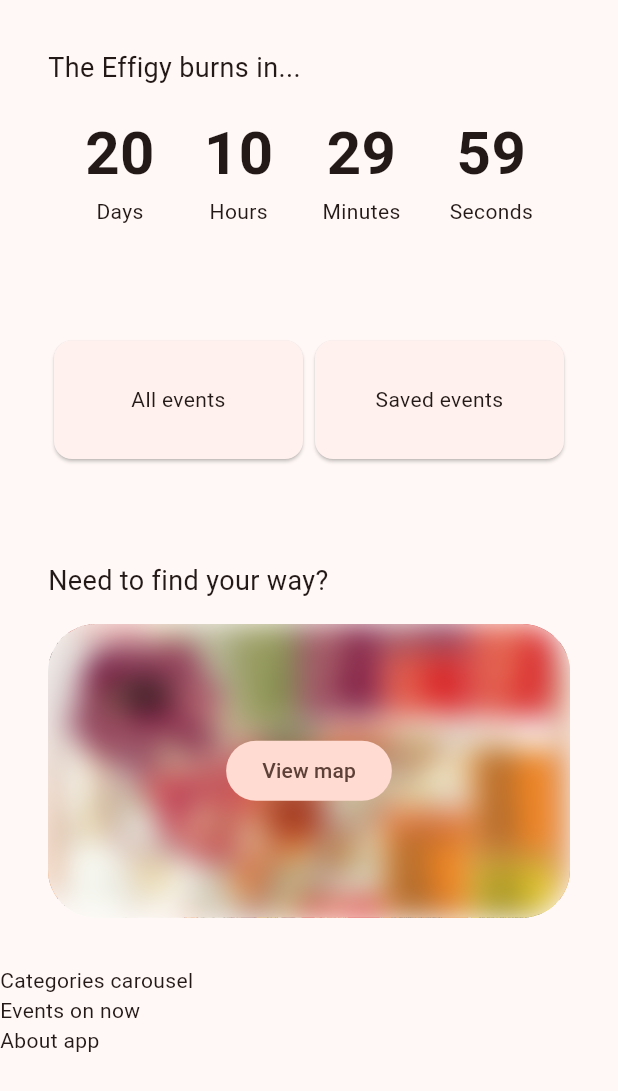
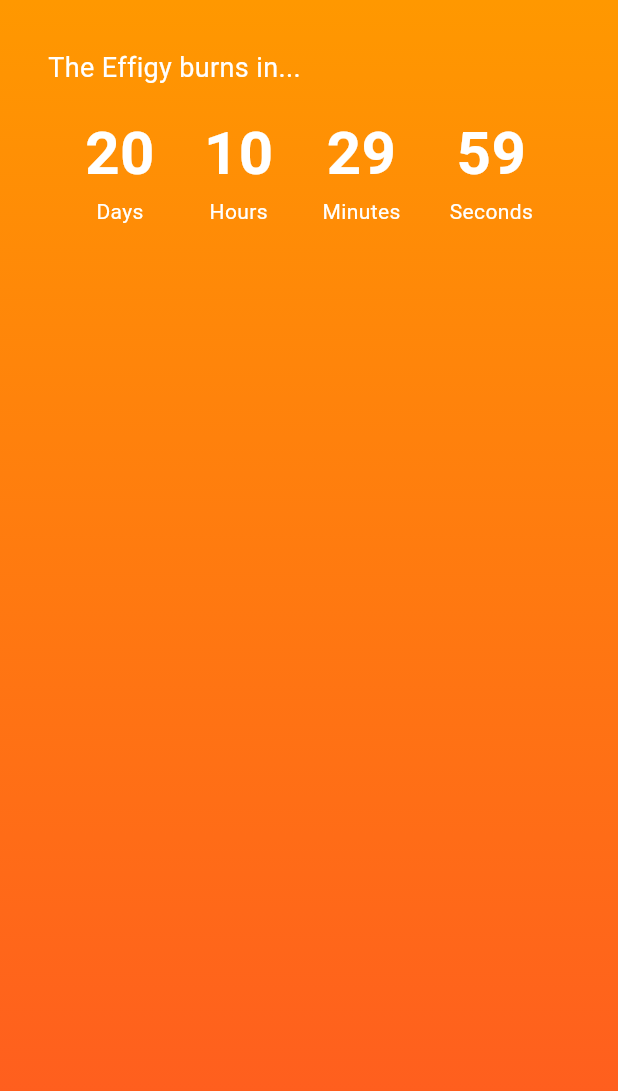
Before and after one commit to MikeyStewart/catalyst-flutter, a Flutter app: the first screen one second after launch, on a phone screen of 412 x 824 dp. Shown: the top 1091 px of the screen. Run offline on Flutter 3.47's test engine with Material 3 defaults, Android fonts, the phone set to English and light mode, and no system bars; our stand-ins replace carousel_slider, share_plus, sqflite; missing offline and left inert: add_2_calendar; accounts and stored records are empty.

```diff
--- a/lib/components/countdown.dart
+++ b/lib/components/countdown.dart
@@ -41,7 +41,7 @@ class _CountDownState extends State<CountDown> {
             padding: const EdgeInsets.only(bottom: 8.0),
             child: Text(
               'The Effigy burns in...',
-              style: TextStyle(fontSize: 18.0),
+              style: TextStyle(fontSize: 18.0, color: Colors.white),
             ),
           ),
           Row(
@@ -91,9 +91,9 @@ class CountDownItem extends StatelessWidget {
         mainAxisAlignment: MainAxisAlignment.center,
         children: [
           Text(value,
-              style: TextStyle(fontWeight: FontWeight.bold, fontSize: 40)),
+              style: TextStyle(fontWeight: FontWeight.bold, fontSize: 40, color: Colors.white)),
           Text(label,
-              style: TextStyle(fontWeight: FontWeight.normal, fontSize: 14)),
+              style: TextStyle(fontWeight: FontWeight.normal, fontSize: 14, color: Colors.white)),
         ],
       ),
     );
--- a/lib/main.dart
+++ b/lib/main.dart
@@ -1,15 +1,7 @@
-import 'dart:io';
-
-import 'package:catalyst_flutter/components/map.dart';
 import 'package:catalyst_flutter/data/EventProvider.dart';
-import 'package:catalyst_flutter/screens/SplashPage.dart';
+import 'package:catalyst_flutter/screens/MainPage.dart';
 import 'package:flutter/material.dart';
-import 'package:path_provider/path_provider.dart';
 import 'package:provider/provider.dart';
-
-import 'components/countdown.dart';
-import 'components/eventsection.dart';
-import 'data/event.dart';
 
 void main() {
   runApp(MyApp());
@@ -28,30 +20,8 @@ class MyApp extends StatelessWidget {
           useMaterial3: true,
           colorScheme: ColorScheme.fromSeed(seedColor: Colors.deepOrange),
         ),
-        home: SplashPage(),
+        home: MainPage(),
       ),
     );
   }
 }
-
-class MyHomePage extends StatelessWidget {
-  @override
-  Widget build(BuildContext context) {
-    return LayoutBuilder(builder: (context, constraints) {
-      return Scaffold(
-        body: ListView(
-          scrollDirection: Axis.vertical,
-          shrinkWrap: true,
-          children: [
-            CountDown(),
-            EventSection(),
-            Map(),
-            Text('Categories carousel'),
-            Text('Events on now'),
-            Text('About app'),
-          ],
-        ),
-      );
-    });
-  }
-}
--- /dev/null
+++ b/lib/screens/MainPage.dart
@@ -0,0 +1,183 @@
+import 'dart:convert';
+
+import 'package:catalyst_flutter/components/carousel.dart';
+import 'package:catalyst_flutter/components/countdown.dart';
+import 'package:flutter/material.dart';
+import 'package:flutter/services.dart';
+import 'package:intl/intl.dart';
+import 'package:provider/provider.dart';
+import 'package:uuid/uuid.dart';
+
+import '../components/eventsection.dart';
+import '../components/map.dart';
+import '../data/EventProvider.dart';
+import '../data/EventService.dart';
+import '../data/category.dart';
+import '../data/event.dart';
+import '../main.dart';
+
+class MainPage extends StatefulWidget {
+  @override
+  _MainPageState createState() => _MainPageState();
+}
+
+class _MainPageState extends State<MainPage>
+    with SingleTickerProviderStateMixin {
+  final EventService _eventService = EventService();
+  late AnimationController _controller;
+  late Animation<Offset> _offsetAnimation;
+
+  @override
+  void initState() {
+    super.initState();
+
+    // Create an animation controller with a duration
+    _controller = AnimationController(
+      vsync: this,
+      duration: Duration(seconds: 1),
+    );
+
+    // Create an offset animation with a curve
+    _offsetAnimation = Tween<Offset>(
+      begin: Offset(0.0, 1.0), // Offscreen below the screen
+      end: Offset(0.0, 0.0), // Onscreen
+    ).animate(CurvedAnimation(
+      parent: _controller,
+      curve: Curves.easeOut, // Choose an appropriate curve
+    ));
+  }
+
+  Future<void> initializeData(Function onComplete) async {
+    final eventProvider = context.read<EventDataProvider>();
+
+    // Parse CSV file and initialize your data
+    final eventsJson = await rootBundle.loadString('assets/events.json');
+    final List<dynamic> eventListJson = jsonDecode(eventsJson);
+
+    eventListJson.forEach((json) {
+      (json['Dates'] as String)
+          .split(',')
+          .where((element) => element.isNotEmpty)
+          .map(
+              (unparsedDate) => DateFormat('EEEE d MMMM y').parse(unparsedDate))
+          .forEach((date) {
+        _eventService.addEvent(Event(
+            id: Uuid().v4(),
+            name: json['Event Name'],
+            description: json['Description'],
+            categories: (json['Event Types'] as String)
+                .split(',')
+                .where((element) => element.isNotEmpty)
+                .map((element) => getCategoryFromName(element))
+                .toList(),
+            date: date,
+            adultWarnings: (json['Adults Only - Warnings'] as String)
+                .split(',')
+                .where((element) => element.isNotEmpty)
+                .toList(),
+            startTime: _parseTime(json['Start Time']),
+            endTime: _parseTime(json['End Time']),
+            location: _getLocation(json['Location - Theme Camp'],
+                json['Location - Artwork'], json['Location - Other']),
+            saved: false)); // No event will be saved initially
+      });
+    });
+
+    eventProvider.loadDataFromDatabase();
+
+    await Future.delayed(Duration(seconds: 1));
+
+    onComplete();
+  }
+
+  @override
+  Widget build(BuildContext context) {
+    return Scaffold(
+      body: Builder(builder: (context) {
+        initializeData(() {
+          _controller.forward();
+        });
+
+        return Stack(children: [
+          Container(
+            decoration: const BoxDecoration(
+              gradient: LinearGradient(
+                  begin: Alignment.topCenter,
+                  end: Alignment.bottomCenter,
+                  colors: <Color>[Colors.orange, Colors.deepOrange]),
+            ),
+            child: SafeArea(child: CountDown()),
+          ),
+          SlideTransition(
+            position: _offsetAnimation,
+            child: DraggableScrollableSheet(
+              initialChildSize: 0.70,
+              minChildSize: 0.70,
+              builder:
+                  (BuildContext context, ScrollController scrollController) {
+                return SingleChildScrollView(
+                  controller: scrollController,
+                  child: BottomSheetContent(),
+                );
+              },
+            ),
+          ),
+        ]);
+      }),
+    );
+  }
+
+  @override
+  void dispose() {
+    _controller.dispose();
+    super.dispose();
+  }
+}
+
+DateTime? _parseTime(String unparsedTime) {
+  if (unparsedTime.isEmpty) {
+    return null;
+  } else {
+    int hours = int.parse(unparsedTime.substring(0, 2));
+    int mins = int.parse(unparsedTime.substring(3, 5));
+    // Ignore Date properties
+    return DateTime(1970, 1, 1, hours, mins);
+  }
+}
+
+String _getLocation(String themeCamp, String artwork, String elsewhere) {
+  if (themeCamp.isNotEmpty) {
+    return themeCamp.substring(0, themeCamp.length - 6);
+  } else if (artwork.isNotEmpty) {
+    return artwork;
+  } else if (elsewhere.isNotEmpty) {
+    return elsewhere;
+  } else {
+    return 'unknown';
+  }
+}
+
+class BottomSheetContent extends StatelessWidget {
+  @override
+  Widget build(BuildContext context) {
+    return Container(
+      color: Theme.of(context).colorScheme.background,
+      child: Column(
+        children: [
+          EventSection(),
+          Carousel('title'),
+          Map(),
+          SizedBox(height: 180.0),
+          Text('Categories carousel'),
+          SizedBox(height: 180.0),
+          Text('Theme camps carousel'),
+          SizedBox(height: 180.0),
+          Text('Events on now'),
+          SizedBox(height: 180.0),
+          Text('About app'),
+          SizedBox(height: 180.0),
+        ],
+      ),
+    );
+  }
+}
--- a/lib/screens/eventlistpage.dart
+++ b/lib/screens/eventlistpage.dart
@@ -1,12 +1,13 @@
 import 'package:catalyst_flutter/components/eventcard.dart';
 import 'package:catalyst_flutter/data/EventProvider.dart';
+import 'package:catalyst_flutter/data/category.dart';
 import 'package:catalyst_flutter/data/event.dart';
 import 'package:flutter/material.dart';
 import 'package:intl/intl.dart';
 import 'package:provider/provider.dart';
 
 class EventListPage extends StatelessWidget {
-  final ListFilter filter;
+  final FilterInfo filter;
 
   const EventListPage({super.key, required this.filter});
 
@@ -16,22 +17,14 @@ class EventListPage extends StatelessWidget {
 
     return Consumer<EventDataProvider>(
         builder: (context, eventProvider, child) {
-      // List<Event> events = switch(filter) {
-      //   ListFilter.All => eventProvider.events,
-      //   ListFilter.Saved => eventProvider.savedEvents,
-      // };
       List<Event> events = eventProvider.events;
-      String title = switch (filter) {
-        ListFilter.All => 'Events',
-        ListFilter.Saved => 'Saved',
-      };
 
       return DefaultTabController(
           length: eventProvider.dates.length,
           child: Scaffold(
             appBar: AppBar(
               centerTitle: true,
-              title: Text(title),
+              title: Text(filter.name),
               bottom: TabBar(isScrollable: true, tabs: <Widget>[
                 for (DateTime date in eventProvider.dates)
                   Tab(
@@ -50,15 +43,13 @@ class EventListPage extends StatelessWidget {
                 ListView.builder(
                   itemCount: events
                       .where((event) => event.date == date)
-                      .where((event) =>
-                          filter == ListFilter.Saved ? event.saved : true)
+                      .where((event) => filter.filter(event))
                       .length,
                   itemBuilder: (context, index) {
                     return EventCard(
                         event: events
                             .where((event) => event.date == date)
-                            .where((event) =>
-                                filter == ListFilter.Saved ? event.saved : true)
+                            .where((event) => filter.filter(event))
                             .toList()[index]);
                   },
                 ),
@@ -68,7 +59,9 @@ class EventListPage extends StatelessWidget {
   }
 }
 
-enum ListFilter {
-  All,
-  Saved,
+class FilterInfo {
+  final String name;
+  final bool Function(Event) filter;
+
+  FilterInfo(this.name, this.filter);
 }
```
Also changed, not shown: lib/components/carousel.dart (+31 -38 lines), lib/components/eventsection.dart (+56 -21 lines), lib/data/event.dart (+7 -5 lines), lib/screens/SplashPage.dart (deleted, +0 -99 lines), assets/sleepy_cat.png (added), 1 other file.
